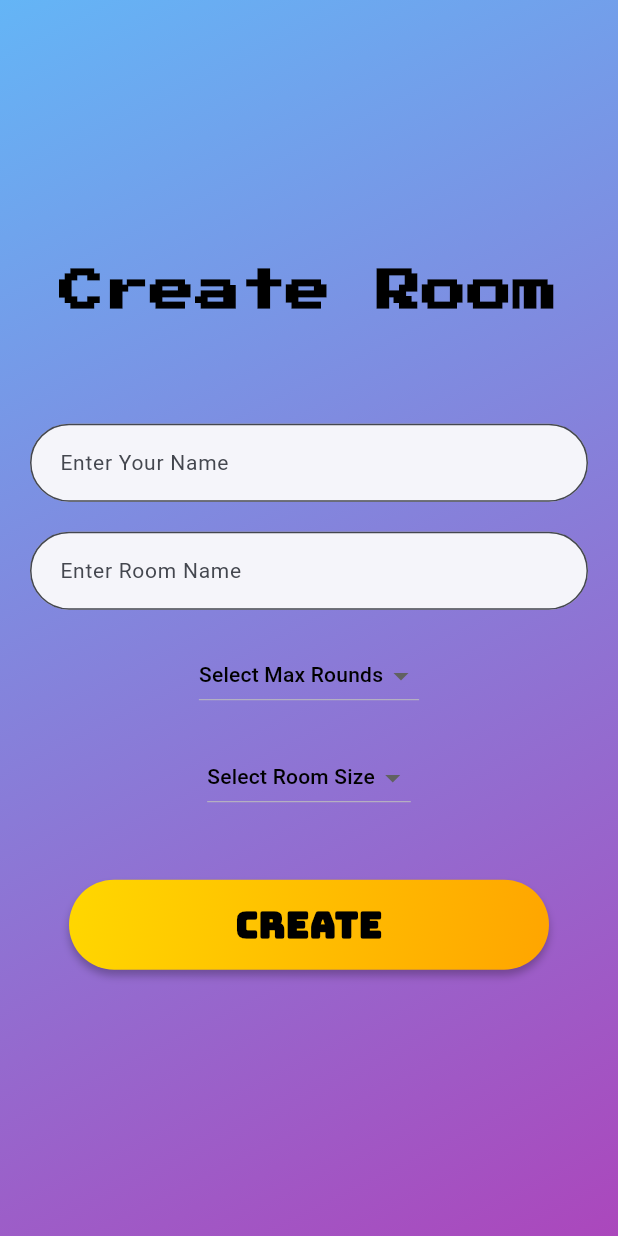
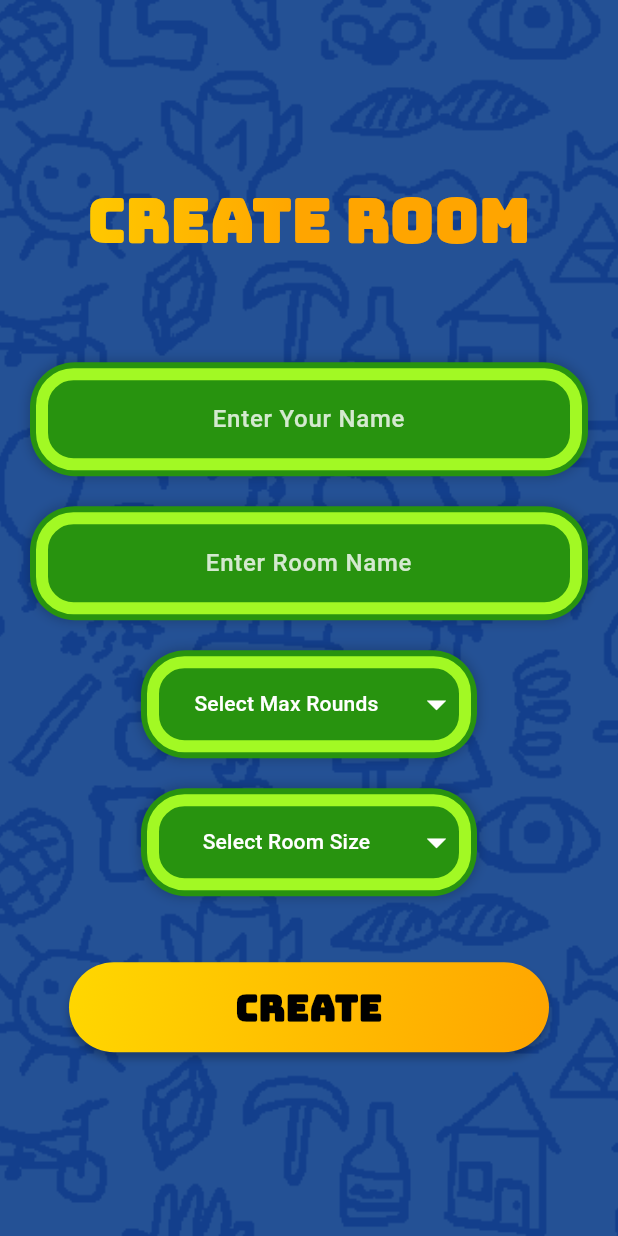
Before and after one commit to Amogh050/Scribble, a Flutter app: the CreateRoomScreen screen opened directly, on a phone screen of 412 x 824 dp. Run offline on Flutter 3.47's test engine with Material 3 defaults, Android fonts, the phone set to English and light mode, and no system bars; our stand-ins replace animate_do, animated_text_kit, flutter_colorpicker, flutter_dotenv, google_fonts, socket_io_client.

Commit message:
custom input field

```diff
--- a/lib/views/create_room_screen.dart
+++ b/lib/views/create_room_screen.dart
@@ -44,10 +44,10 @@ class _CreateRoomScreenState extends State<CreateRoomScreen> {
       body: Stack(children: [
         Container(
           decoration: BoxDecoration(
-            gradient: LinearGradient(
-              colors: [Colors.blue.shade300, Colors.purple.shade400],
-              begin: Alignment.topLeft,
-              end: Alignment.bottomRight,
+            image: DecorationImage(
+              image: AssetImage(
+                  'assets/background.png'), // Replace with your image path
+              fit: BoxFit.cover,
             ),
           ),
         ),
@@ -57,11 +57,16 @@ class _CreateRoomScreenState extends State<CreateRoomScreen> {
             children: [
               Text(
                 "Create Room",
-                style: GoogleFonts.pressStart2p(
+                style: GoogleFonts.bungee(
                   textStyle: TextStyle(
-                        color: Colors.black,
-                        fontSize: 30,
-                        fontWeight: FontWeight.bold)),
+                    fontSize: 40,
+                    fontWeight: FontWeight.bold,
+                    foreground: Paint()
+                      ..shader = LinearGradient(
+                        colors: <Color>[Color(0xFFFFD700), Color(0xFFFFA500)],
+                      ).createShader(Rect.fromLTWH(0.0, 0.0, 200.0, 70.0)),
+                  ),
+                ),
               ),
               SizedBox(
                 height: MediaQuery.of(context).size.height * 0.08,
@@ -82,24 +87,53 @@ class _CreateRoomScreenState extends State<CreateRoomScreen> {
                 ),
               ),
               const SizedBox(height: 20),
-              DropdownButton<String>(
-                value: _maxRoundsValue, // Set the current value of the dropdown
+              Container(
+                margin: const EdgeInsets.symmetric(horizontal: 20),
+                padding: EdgeInsets.all(4), // Space for outer border
+                decoration: BoxDecoration(
+                  color: Color(0xff28930f), // Outer border color
+                  borderRadius: BorderRadius.circular(30),
+                  boxShadow: [
+                    BoxShadow(
+                      color: Colors.black.withOpacity(0.2),
+                      blurRadius: 6,
+                      spreadRadius: 1,
+                    ),
+                  ],
+                ),
+                child: Container(
+                  decoration: BoxDecoration(
+                    color: Color(0xff28930f), // Inner background
+                    borderRadius: BorderRadius.circular(25),
+                    border: Border.all(
+                      color: Color(0xffa2f924), // Inner border color
+                      width: 8, // Thin inner border
+                    ),
+                  ),
+                  child: DropdownButtonHideUnderline(
+                    child: SizedBox(
+                      width: 200, // Adjusted width
+                      child: DropdownButton<String>(
+                        alignment: Alignment.center, // Center alignment
+                        value: _maxRoundsValue,
                         focusColor: const Color(0xff5f56fa),
                         hint: const Text(
                           'Select Max Rounds',
                           style: TextStyle(
-                    color: Colors.black,
+                            color: Colors.white,
                             fontSize: 14,
                             fontWeight: FontWeight.w500,
                           ),
+                          textAlign: TextAlign.center, // Center text
                         ),
                         items: <String>["2", "5", "10", "15"]
                             .map<DropdownMenuItem<String>>(
                               (String value) => DropdownMenuItem(
-                        value: value, // Set the value for each item
+                                value: value,
+                                alignment: Alignment.center, // Center items
                                 child: Text(
                                   value,
-                          style: const TextStyle(color: Colors.black),
+                                  style: const TextStyle(color: Colors.white),
                                 ),
                               ),
                             )
@@ -109,28 +143,66 @@ class _CreateRoomScreenState extends State<CreateRoomScreen> {
                             _maxRoundsValue = value;
                           });
                         },
+                        dropdownColor: Color(0xff28930f),
+                        isExpanded: true,
+                        iconEnabledColor: Colors.white,
+                        iconSize: 30,
+                        borderRadius: BorderRadius.circular(25),
+                      ),
+                    ),
+                  ),
+                ),
               ),
               SizedBox(
                 height: 20,
               ),
-              DropdownButton<String>(
-                value: _roomSizeValue, // Set the current value of the dropdown
+              Container(
+                margin: const EdgeInsets.symmetric(horizontal: 20),
+                padding: EdgeInsets.all(4),
+                decoration: BoxDecoration(
+                  color: Color(0xff28930f),
+                  borderRadius: BorderRadius.circular(30),
+                  boxShadow: [
+                    BoxShadow(
+                      color: Colors.black.withOpacity(0.2),
+                      blurRadius: 6,
+                      spreadRadius: 1,
+                    ),
+                  ],
+                ),
+                child: Container(
+                  decoration: BoxDecoration(
+                    color: Color(0xff28930f),
+                    borderRadius: BorderRadius.circular(25),
+                    border: Border.all(
+                      color: Color(0xffa2f924),
+                      width: 8,
+                    ),
+                  ),
+                  child: DropdownButtonHideUnderline(
+                    child: SizedBox(
+                      width: 200, // Adjusted width
+                      child: DropdownButton<String>(
+                        alignment: Alignment.center, // Center alignment
+                        value: _roomSizeValue,
                         focusColor: const Color(0xff5f56fa),
                         hint: const Text(
                           'Select Room Size',
                           style: TextStyle(
-                    color: Colors.black,
+                            color: Colors.white,
                             fontSize: 14,
                             fontWeight: FontWeight.w500,
                           ),
+                          textAlign: TextAlign.center, // Center text
                         ),
                         items: <String>["2", "3", "4", "5", "6", "7", "8"]
                             .map<DropdownMenuItem<String>>(
                               (String value) => DropdownMenuItem(
-                        value: value, // Set the value for each item
+                                value: value,
+                                alignment: Alignment.center, // Center items
                                 child: Text(
                                   value,
-                          style: const TextStyle(color: Colors.black),
+                                  style: const TextStyle(color: Colors.white),
                                 ),
                               ),
                             )
@@ -140,6 +212,15 @@ class _CreateRoomScreenState extends State<CreateRoomScreen> {
                             _roomSizeValue = value;
                           });
                         },
+                        dropdownColor: Color(0xff28930f),
+                        isExpanded: true,
+                        iconEnabledColor: Colors.white,
+                        iconSize: 30,
+                        borderRadius: BorderRadius.circular(25),
+                      ),
+                    ),
+                  ),
+                ),
               ),
               SizedBox(
                 height: 40,
--- a/lib/widgets/custom_text_field.dart
+++ b/lib/widgets/custom_text_field.dart
@@ -12,21 +12,48 @@ class CustomTextField extends StatelessWidget {
 
   @override
   Widget build(BuildContext context) {
-    return TextField(
-      controller: controller,
-      decoration: InputDecoration(
-          border: OutlineInputBorder(
-            borderRadius: BorderRadius.circular(50),
-            borderSide: BorderSide(color: Colors.transparent),
+    return Container(
+      padding: EdgeInsets.all(4), // Space for outer border
+      decoration: BoxDecoration(
+        color: Color(0xff28930f), // Outer border color
+        borderRadius: BorderRadius.circular(30),
+        boxShadow: [
+          BoxShadow(
+            color: Colors.black.withOpacity(0.2),
+            blurRadius: 6,
+            spreadRadius: 1,
           ),
-          contentPadding: EdgeInsets.symmetric(horizontal: 16, vertical: 14),
-          filled: true,
-          fillColor: Color(0xfff5f5fa),
-          hintText: hintText,
-          hintStyle: TextStyle(
-            fontSize: 14,
-            fontWeight: FontWeight.w400,
-          )),
+        ],
+      ),
+      child: Container(
+        decoration: BoxDecoration(
+          color: Color(0x0029930f), // Inner background
+          borderRadius: BorderRadius.circular(25),
+          border: Border.all(
+            color: Color(0xffa2f924), // Inner border color
+            width: 8, // Thick inner border
+          ),
+        ),
+        child: TextField(
+          controller: controller,
+          decoration: InputDecoration(
+            border: InputBorder.none,
+            contentPadding: EdgeInsets.symmetric(horizontal: 16, vertical: 14),
+            hintText: hintText,
+            hintStyle: TextStyle(
+              fontSize: 16,
+              fontWeight: FontWeight.w500,
+              color: Colors.white.withOpacity(0.8),
+            ),
+          ),
+          style: TextStyle(
+            fontSize: 16,
+            fontWeight: FontWeight.w600,
+            color: Colors.white,
+          ),
+          textAlign: TextAlign.center, // Center text inside
+        ),
+      ),
     );
   }
 }
```
Also changed, not shown: lib/views/join_room_screen.dart (+22 -9 lines), lib/views/paint_screen.dart (+36 -26 lines), pubspec.lock. Lines whose indentation alone changed are shown as unchanged.
